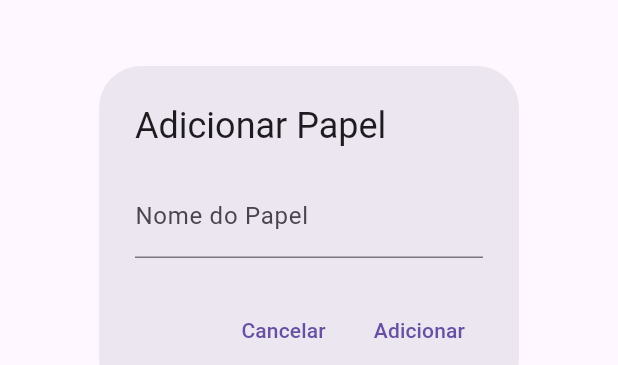
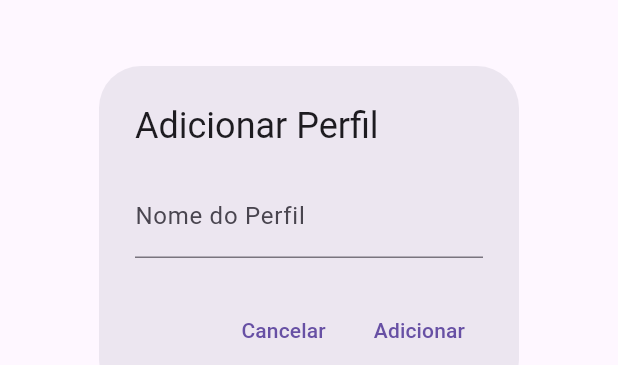
Before and after one commit to Ctrl-Enter-Development/ecommerce_front_PWII, a Flutter app: the AddRolePopup widget shown alone on an empty page, opened directly, on a phone screen of 412 x 824 dp. Shown: the part 384-749 px from the top of the screen. Run offline on Flutter 3.47's test engine with Material 3 defaults, Android fonts, the phone set to English and light mode, and no system bars.

```diff
--- a/lib/screens/add_role_popup.dart
+++ b/lib/screens/add_role_popup.dart
@@ -16,17 +16,17 @@ class _AddRolePopupState extends State<AddRolePopup> {
  @override
  Widget build(BuildContext context) {
    return AlertDialog(
-     title: Text('Adicionar Papel'),
+     title: Text('Adicionar Perfil'),
      content: Form(
        key: _formKey,
        child: Column(
          mainAxisSize: MainAxisSize.min,
          children: [
            TextFormField(
-             decoration: InputDecoration(labelText: 'Nome do Papel'),
+             decoration: InputDecoration(labelText: 'Nome do Perfil'),
              validator: (value) {
                if (value == null || value.isEmpty) {
-                 return 'Informe o nome do papel';
+                 return 'Informe o nome do Perfil';
                }
                return null;
              },
--- a/lib/screens/add_user_popup.dart
+++ b/lib/screens/add_user_popup.dart
@@ -54,7 +54,7 @@ class _AddUserPopupState extends State<AddUserPopup> {
              },
            ),
            DropdownButtonFormField<Role>(
-             decoration: InputDecoration(labelText: 'Papel'),
+             decoration: InputDecoration(labelText: 'Perfil'),
              items: roles.map((role) {
                return DropdownMenuItem<Role>(
                  value: role,
@@ -68,7 +68,7 @@ class _AddUserPopupState extends State<AddUserPopup> {
              },
              validator: (value) {
                if (value == null) {
-                 return 'Selecione um papel';
+                 return 'Selecione um Perfil';
                }
                return null;
              },
--- a/lib/screens/role_list_screen.dart
+++ b/lib/screens/role_list_screen.dart
@@ -16,7 +16,7 @@ class RoleListScreen extends StatelessWidget {
        Consumer<RoleController>(
          builder: (context, controller, child) {
            if (controller.roles.isEmpty) {
-             return const Center(child: Text("Nenhum papel cadastrado"));
+             return const Center(child: Text("Nenhum Perfil cadastrado"));
            }
            return ListView.builder(
              itemCount: controller.roles.length,
```
